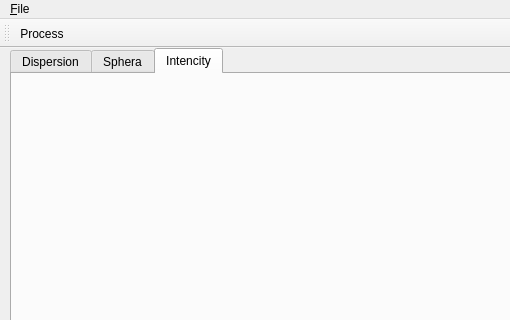
Qt form mainwindow.ui (tre3k/rkky2) before a commit; both pictures show x 0 to 510 and y 0 to 320 of the 973 by 684 pixel window.
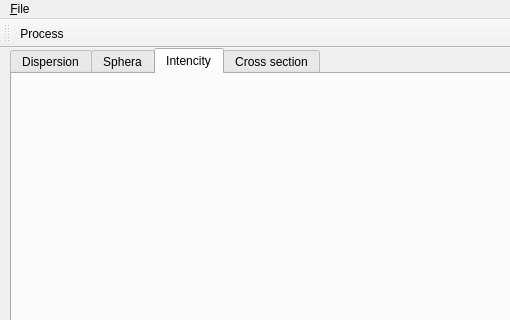
The same form after that commit. The open tabs and pages were chosen to show the change.

Commit message: add Cross section

The edit to the form file:
```diff
--- a/mainwindow.ui
+++ b/mainwindow.ui
@@ -41,6 +41,11 @@
       <string>Intencity</string>
      </attribute>
     </widget>
+    <widget class="QWidget" name="tab_4">
+     <attribute name="title">
+      <string>Cross section</string>
+     </attribute>
+    </widget>
    </widget>
   </widget>
   <widget class="QMenuBar" name="menuBar">
```
Left out of the diff: 2 changed lines with no effect on the pictures. The commit also changes 4 other files.
